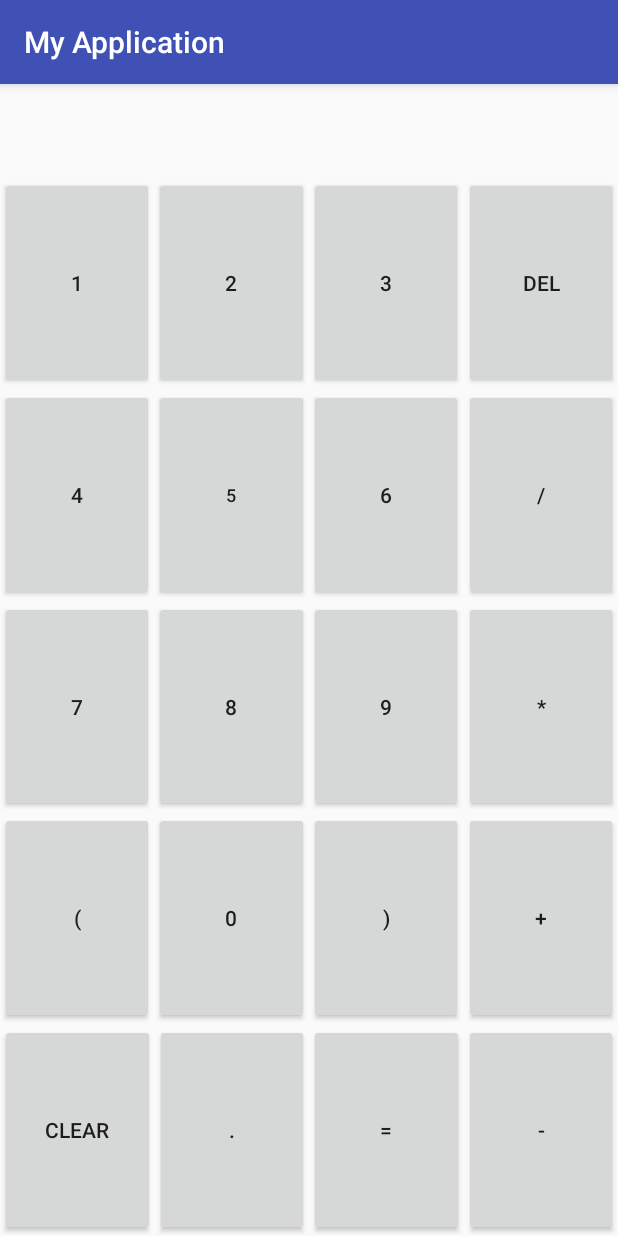
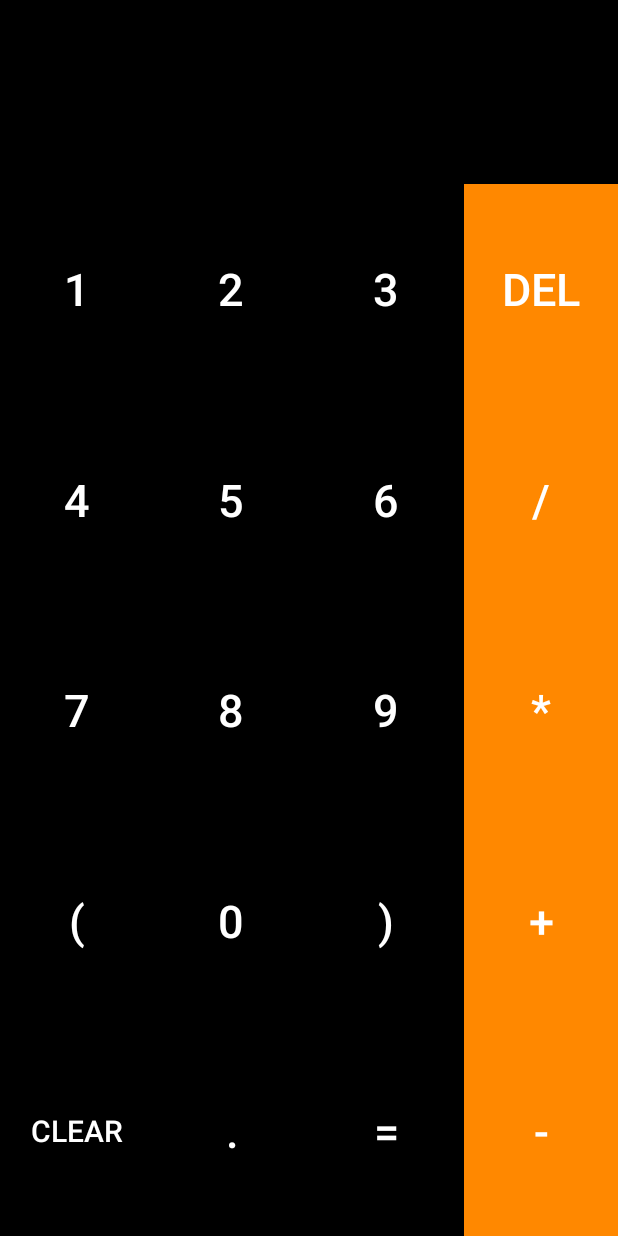
Before and after one commit to pankajchanda94/Android, an Android app: the screen it shows after launch (MainActivity), on a phone screen of 412 x 824 dp. Run offline under Robolectric (Android 15) with nearby library versions, the phone set to English and light mode, and no system bars.

Commit message:
calculatr_orange ui done, icon changed, E notation yet to be removed and scroll yet to be set to original

```diff
--- a/app/build.gradle
+++ b/app/build.gradle
@@ -5,7 +5,7 @@ android {
     buildToolsVersion "25.0.2"
     defaultConfig {
         applicationId "com.example.pcchanda.myapplication"
-        minSdkVersion 23
+        minSdkVersion 24
         targetSdkVersion 25
         versionCode 1
         versionName "1.0"
--- a/app/src/main/AndroidManifest.xml
+++ b/app/src/main/AndroidManifest.xml
@@ -6,9 +6,9 @@
         android:allowBackup="true"
         android:icon="@mipmap/ic_launcher"
         android:label="@string/app_name"
-        android:roundIcon="@mipmap/ic_launcher_round"
+        android:roundIcon="@mipmap/ic_launcher"
         android:supportsRtl="true"
-        android:theme="@style/AppTheme">
+        android:theme="@style/Calculator">
         <activity android:name=".MainActivity">
             <intent-filter>
                 <action android:name="android.intent.action.MAIN" />
--- a/app/src/main/java/com/example/pcchanda/myapplication/MainActivity.java
+++ b/app/src/main/java/com/example/pcchanda/myapplication/MainActivity.java
@@ -1,30 +1,43 @@
 package com.example.pcchanda.myapplication;
 
+import android.icu.text.DecimalFormat;
 import android.support.annotation.StringDef;
 import android.support.v7.app.AppCompatActivity;
 import android.os.Bundle;
 import android.support.v7.widget.SwitchCompat;
+import android.text.method.ScrollingMovementMethod;
+import android.util.Log;
 import android.view.View;
 import android.widget.Button;
 import android.widget.TextView;
 import android.widget.Toast;
 import android.view.View.OnClickListener;
+import com.example.pcchanda.Calculator.*;
+
 
 
 public class MainActivity extends AppCompatActivity {
 
+
+
     TextView textBox;
+
+
+    Calculator calcu ;
+    Boolean equalFlag = false;
 
     Double result = 0.0;
     appendTextToTextView textbox ;
-
     @Override
     protected void onCreate(Bundle savedInstanceState) {
         super.onCreate(savedInstanceState);
         setContentView(R.layout.activity_main);
 
         textBox = (TextView)findViewById(R.id.textBox);
+
+
         textbox = new appendTextToTextView();
+        calcu = new Calculator();
 
         Button one = (Button)findViewById(R.id.one);
         one.setOnClickListener(listner);
@@ -47,7 +60,8 @@ public class MainActivity extends AppCompatActivity {
         Button  zero = (Button)findViewById(R.id.zero);
         zero.setOnClickListener(listner);
 
-
+        Button del = (Button)findViewById(R.id.del);
+        del.setOnClickListener(listner);
         Button devide  = (Button)findViewById(R.id.devide);
         devide.setOnClickListener(listner);
         Button  multiply = (Button)findViewById(R.id.multiply);
@@ -58,6 +72,16 @@ public class MainActivity extends AppCompatActivity {
         plus.setOnClickListener(listner);
         Button equal  = (Button)findViewById(R.id.equal);
         equal.setOnClickListener(listner);
+        Button dot = (Button)findViewById(R.id.dot);
+        dot.setOnClickListener(listner);
+        Button clear = (Button)findViewById(R.id.clear);
+        clear.setOnClickListener(listner);
+
+        Button bracketOpen = (Button)findViewById(R.id.BracketOpen);
+        bracketOpen.setOnClickListener(listner);
+        Button bracketClose = (Button)findViewById(R.id.BracketClose);
+        bracketClose.setOnClickListener(listner);
+
 
        //textBox = (TextView) findViewById(R.id.textbox);
 
@@ -67,6 +91,14 @@ public class MainActivity extends AppCompatActivity {
     private  OnClickListener listner = new OnClickListener() {
         @Override
         public void onClick(View v) {
+
+
+           if(equalFlag)
+           {
+               textBox.setText("");
+               equalFlag = false;
+               textBox.setTextSize(80);
+           }
 
 
         switch (v.getId())
@@ -114,19 +146,38 @@ public class MainActivity extends AppCompatActivity {
                 textbox.append("+",textBox);
                 break;
             case R.id.equal:
+               try {
+                   /*DecimalFormat dc = new DecimalFormat();
+                   dc.setMaximumFractionDigits(5);*/
+                   textBox.setTextSize(40);
+                   equalFlag = true;
+                //   Log.d("adsfa",dc.format(calcu.Calculate(textBox.getText().toString()).toString()));
+                  Log.d("dfsd","asdfasdf");
+                   textBox.setText(calcu.Calculate(textBox.getText().toString()));
+                   textBox.setMovementMethod(new ScrollingMovementMethod());
 
-
+               }
+               catch (Exception e){
+                   Log.d("stack trace",e.toString());
+                textBox.setText("Dude enter properly");
+            }
+                //textBox.setText();
                 break;
             case R.id.del:
-
-
+                textbox.depend(textBox);
                 break;
             case R.id.dot:
                 textbox.append(".",textBox);
-
                 break;
-
-
+            case R.id.clear:
+                textBox.setText("");
+                break;
+            case R.id.BracketClose:
+                textBox.append(")");
+                break;
+            case R.id.BracketOpen:
+                textBox.append("(");
+                break;
 
         }
 
--- a/app/src/main/res/layout/activity_main.xml
+++ b/app/src/main/res/layout/activity_main.xml
@@ -4,226 +4,295 @@
     xmlns:tools="http://schemas.android.com/tools"
     android:layout_width="match_parent"
     android:layout_height="match_parent"
+    android:background="@android:color/background_dark"
     tools:context="com.example.pcchanda.myapplication.MainActivity"
-    tools:layout_editor_absoluteY="81dp"
-    tools:layout_editor_absoluteX="0dp">
+    tools:layout_editor_absoluteX="0dp"
+    tools:layout_editor_absoluteY="81dp">
 
     <TextView
         android:id="@+id/textBox"
         android:layout_width="0dp"
-        android:layout_height="54dp"
+        android:layout_height="wrap_content"
         android:layout_marginEnd="8dp"
+        android:layout_marginLeft="8dp"
+        android:layout_marginRight="8dp"
         android:layout_marginStart="8dp"
+        android:layout_marginTop="16dp"
+        android:background="@android:color/background_dark"
+        android:ellipsize="start"
         android:fontFamily="monospace"
-        android:gravity="right|center_vertical"
+        android:gravity="right"
+        android:maxLines="1"
+        android:scrollHorizontally="true"
+        android:scrollbars="horizontal"
+        android:singleLine="true"
+        android:textColor="@android:color/holo_orange_dark"
         android:textDirection="anyRtl"
-        android:textSize="30sp"
-        android:layout_marginRight="8dp"
+        android:textSize="80sp"
+        app:layout_constraintLeft_toLeftOf="parent"
         app:layout_constraintRight_toRightOf="parent"
-        android:layout_marginLeft="8dp"
-        app:layout_constraintLeft_toLeftOf="parent"
-        app:layout_constraintTop_toTopOf="parent"
-        android:layout_marginTop="8dp"
-        app:layout_constraintHorizontal_bias="0.502" />
+        app:layout_constraintTop_toTopOf="parent" />
 
     <Button
         android:id="@+id/zero"
         android:layout_width="0dp"
         android:layout_height="0dp"
+        android:background="@android:color/background_dark"
         android:text="0"
+        android:textColor="@android:color/background_light"
+        android:textColorLink="@android:color/darker_gray"
+        android:textSize="30sp"
+        app:layout_constraintBottom_toTopOf="@+id/dot"
+        app:layout_constraintLeft_toRightOf="@+id/BracketOpen"
         app:layout_constraintRight_toLeftOf="@+id/BracketClose"
-        app:layout_constraintLeft_toRightOf="@+id/BracketOpen"
-        app:layout_constraintBottom_toTopOf="@+id/dot"
         app:layout_constraintTop_toBottomOf="@+id/eight" />
 
     <Button
         android:id="@+id/dot"
         android:layout_width="0dp"
         android:layout_height="0dp"
+        android:background="@android:color/background_dark"
         android:text="."
+        android:textColor="@android:color/background_light"
+        android:textSize="30sp"
+        app:layout_constraintBottom_toBottomOf="parent"
+        app:layout_constraintLeft_toRightOf="@+id/clear"
         app:layout_constraintRight_toLeftOf="@+id/equal"
-        app:layout_constraintLeft_toRightOf="@+id/clear"
-        app:layout_constraintBottom_toBottomOf="parent"
         app:layout_constraintTop_toBottomOf="@+id/zero" />
 
     <Button
         android:id="@+id/BracketOpen"
         android:layout_width="0dp"
         android:layout_height="0dp"
+        android:background="@android:color/background_dark"
         android:text="("
+        android:textColor="@android:color/background_light"
+        android:textSize="30sp"
+        app:layout_constraintBottom_toTopOf="@+id/clear"
         app:layout_constraintLeft_toLeftOf="parent"
         app:layout_constraintRight_toLeftOf="@+id/zero"
-        app:layout_constraintBottom_toTopOf="@+id/clear"
         app:layout_constraintTop_toBottomOf="@+id/seven" />
 
     <Button
         android:id="@+id/BracketClose"
         android:layout_width="0dp"
         android:layout_height="0dp"
+        android:background="@android:color/background_dark"
         android:text=")"
+        android:textColor="@android:color/background_light"
+        android:textSize="30sp"
+        app:layout_constraintBottom_toTopOf="@+id/equal"
+        app:layout_constraintLeft_toRightOf="@+id/zero"
         app:layout_constraintRight_toLeftOf="@+id/plus"
-        app:layout_constraintLeft_toRightOf="@+id/zero"
-        app:layout_constraintBottom_toTopOf="@+id/equal"
         app:layout_constraintTop_toBottomOf="@+id/nine" />
 
     <Button
         android:id="@+id/devide"
         android:layout_width="0dp"
         android:layout_height="0dp"
+        android:background="@android:color/holo_orange_dark"
         android:text="/"
+        android:textColor="@android:color/background_light"
+        android:textSize="30sp"
+        app:layout_constraintBottom_toTopOf="@+id/multiply"
+        app:layout_constraintLeft_toRightOf="@+id/six"
         app:layout_constraintRight_toRightOf="parent"
-        app:layout_constraintLeft_toRightOf="@+id/six"
-        app:layout_constraintBottom_toTopOf="@+id/multiply"
         app:layout_constraintTop_toBottomOf="@+id/del" />
 
     <Button
         android:id="@+id/five"
         android:layout_width="0dp"
         android:layout_height="0dp"
+        android:background="@android:color/background_dark"
         android:text="5"
-        android:textSize="12sp"
+        android:textColor="@android:color/background_light"
+        android:textSize="30sp"
+        app:layout_constraintBottom_toTopOf="@+id/eight"
+        app:layout_constraintLeft_toRightOf="@+id/four"
         app:layout_constraintRight_toLeftOf="@+id/six"
-        app:layout_constraintLeft_toRightOf="@+id/four"
-        app:layout_constraintBottom_toTopOf="@+id/eight"
         app:layout_constraintTop_toBottomOf="@+id/two" />
 
     <Button
         android:id="@+id/four"
         android:layout_width="0dp"
         android:layout_height="0dp"
+        android:background="@android:color/background_dark"
         android:text="4"
+        android:textColor="@android:color/background_light"
+        android:textSize="30sp"
+        app:layout_constraintBottom_toTopOf="@+id/seven"
         app:layout_constraintLeft_toLeftOf="parent"
         app:layout_constraintRight_toLeftOf="@+id/five"
-        app:layout_constraintBottom_toTopOf="@+id/seven"
         app:layout_constraintTop_toBottomOf="@+id/one" />
+
+    <Button
+        android:id="@+id/multiply"
+        android:layout_width="0dp"
+        android:layout_height="0dp"
+        android:background="@android:color/holo_orange_dark"
+        android:text="*"
+        android:textColor="@android:color/background_light"
+        android:textSize="30sp"
+        app:layout_constraintBottom_toTopOf="@+id/plus"
+        app:layout_constraintLeft_toRightOf="@+id/nine"
+        app:layout_constraintRight_toRightOf="parent"
+        app:layout_constraintTop_toBottomOf="@+id/devide" />
 
     <Button
         android:id="@+id/six"
         android:layout_width="0dp"
         android:layout_height="0dp"
+        android:background="@android:color/background_dark"
         android:text="6"
+        android:textColor="@android:color/background_light"
+        android:textSize="30sp"
+        app:layout_constraintBottom_toTopOf="@+id/nine"
+        app:layout_constraintLeft_toRightOf="@+id/five"
         app:layout_constraintRight_toLeftOf="@+id/devide"
-        app:layout_constraintLeft_toRightOf="@+id/five"
-        app:layout_constraintBottom_toTopOf="@+id/nine"
         app:layout_constraintTop_toBottomOf="@+id/three" />
-
-    <Button
-        android:id="@+id/multiply"
-        android:layout_width="0dp"
-        android:layout_height="0dp"
-        android:text="*"
-        app:layout_constraintRight_toRightOf="parent"
-        app:layout_constraintLeft_toRightOf="@+id/nine"
-        app:layout_constraintBottom_toTopOf="@+id/plus"
-        app:layout_constraintTop_toBottomOf="@+id/devide" />
 
     <Button
         android:id="@+id/two"
         android:layout_width="0dp"
         android:layout_height="0dp"
+        android:background="@android:color/background_dark"
         android:text="2"
+        android:textColor="@android:color/background_light"
+        android:textSize="30sp"
+        app:layout_constraintBottom_toTopOf="@+id/five"
+        app:layout_constraintLeft_toRightOf="@+id/one"
         app:layout_constraintRight_toLeftOf="@+id/three"
-        app:layout_constraintLeft_toRightOf="@+id/one"
-        app:layout_constraintBottom_toTopOf="@+id/five"
         app:layout_constraintTop_toBottomOf="@+id/textBox" />
 
     <Button
         android:id="@+id/one"
         android:layout_width="0dp"
         android:layout_height="0dp"
+        android:background="@android:color/background_dark"
         android:text="1"
+        android:textColor="@android:color/background_light"
+        android:textSize="30sp"
+        app:layout_constraintBottom_toTopOf="@+id/four"
         app:layout_constraintLeft_toLeftOf="parent"
         app:layout_constraintRight_toLeftOf="@+id/two"
-        app:layout_constraintBottom_toTopOf="@+id/four"
         app:layout_constraintTop_toBottomOf="@+id/textBox" />
 
     <Button
         android:id="@+id/three"
         android:layout_width="0dp"
         android:layout_height="0dp"
+        android:background="@android:color/background_dark"
         android:text="3"
+        android:textColor="@android:color/background_light"
+        android:textSize="30sp"
+        app:layout_constraintBottom_toTopOf="@+id/six"
+        app:layout_constraintLeft_toRightOf="@+id/two"
         app:layout_constraintRight_toLeftOf="@+id/del"
-        app:layout_constraintLeft_toRightOf="@+id/two"
-        app:layout_constraintBottom_toTopOf="@+id/six"
         app:layout_constraintTop_toBottomOf="@+id/textBox" />
 
     <Button
         android:id="@+id/del"
         android:layout_width="0dp"
         android:layout_height="0dp"
+        android:background="@android:color/holo_orange_dark"
         android:text="DEL"
+        android:textColor="@android:color/background_light"
+        android:textSize="30sp"
+        app:layout_constraintBottom_toTopOf="@+id/devide"
+        app:layout_constraintLeft_toRightOf="@+id/three"
         app:layout_constraintRight_toRightOf="parent"
-        app:layout_constraintLeft_toRightOf="@+id/three"
-        app:layout_constraintTop_toBottomOf="@+id/textBox"
-        app:layout_constraintBottom_toTopOf="@+id/devide" />
+        app:layout_constraintTop_toBottomOf="@+id/textBox" />
 
     <Button
         android:id="@+id/eight"
         android:layout_width="0dp"
         android:layout_height="0dp"
+        android:background="@android:color/background_dark"
         android:text="8"
+        android:textColor="@android:color/background_light"
+        android:textSize="30sp"
+        app:layout_constraintBottom_toTopOf="@+id/zero"
+        app:layout_constraintLeft_toRightOf="@+id/seven"
         app:layout_constraintRight_toLeftOf="@+id/nine"
-        app:layout_constraintLeft_toRightOf="@+id/seven"
-        app:layout_constraintBottom_toTopOf="@+id/zero"
         app:layout_constraintTop_toBottomOf="@+id/five" />
 
     <Button
         android:id="@+id/seven"
         android:layout_width="0dp"
         android:layout_height="0dp"
+        android:background="@android:color/background_dark"
         android:text="7"
+        android:textColor="@android:color/background_light"
+        android:textSize="30sp"
+        app:layout_constraintBottom_toTopOf="@+id/BracketOpen"
         app:layout_constraintLeft_toLeftOf="parent"
         app:layout_constraintRight_toLeftOf="@+id/eight"
-        app:layout_constraintBottom_toTopOf="@+id/BracketOpen"
         app:layout_constraintTop_toBottomOf="@+id/four" />
 
     <Button
         android:id="@+id/nine"
         android:layout_width="0dp"
         android:layout_height="0dp"
+        android:background="@android:color/background_dark"
         android:text="9"
+        android:textColor="@android:color/background_light"
+        android:textSize="30sp"
+        app:layout_constraintBottom_toTopOf="@+id/BracketClose"
+        app:layout_constraintLeft_toRightOf="@+id/eight"
         app:layout_constraintRight_toLeftOf="@+id/multiply"
-        app:layout_constraintLeft_toRightOf="@+id/eight"
-        app:layout_constraintBottom_toTopOf="@+id/BracketClose"
         app:layout_constraintTop_toBottomOf="@+id/six" />
 
     <Button
         android:id="@+id/minus"
         android:layout_width="0dp"
         android:layout_height="0dp"
+        android:background="@android:color/holo_orange_dark"
         android:text="-"
+        android:textColor="@android:color/background_light"
+        android:textSize="30sp"
+        app:layout_constraintBottom_toBottomOf="parent"
+        app:layout_constraintLeft_toRightOf="@+id/equal"
         app:layout_constraintRight_toRightOf="parent"
-        app:layout_constraintLeft_toRightOf="@+id/equal"
-        app:layout_constraintBottom_toBottomOf="parent"
         app:layout_constraintTop_toBottomOf="@+id/plus" />
 
     <Button
         android:id="@+id/equal"
         android:layout_width="0dp"
         android:layout_height="0dp"
+        android:background="@android:color/background_dark"
         android:text="="
+        android:textColor="@android:color/background_light"
+        android:textSize="30sp"
+        app:layout_constraintBottom_toBottomOf="parent"
+        app:layout_constraintLeft_toRightOf="@+id/dot"
         app:layout_constraintRight_toLeftOf="@+id/minus"
-        app:layout_constraintLeft_toRightOf="@+id/dot"
-        app:layout_constraintBottom_toBottomOf="parent"
         app:layout_constraintTop_toBottomOf="@+id/BracketClose" />
 
     <Button
         android:id="@+id/plus"
         android:layout_width="0dp"
         android:layout_height="0dp"
+        android:background="@android:color/holo_orange_dark"
         android:text="+"
+        android:textColor="@android:color/background_light"
+        android:textSize="30sp"
+        app:layout_constraintBottom_toTopOf="@+id/minus"
+        app:layout_constraintLeft_toRightOf="@+id/BracketClose"
         app:layout_constraintRight_toRightOf="parent"
-        app:layout_constraintLeft_toRightOf="@+id/BracketClose"
-        app:layout_constraintBottom_toTopOf="@+id/minus"
         app:layout_constraintTop_toBottomOf="@+id/multiply" />
 
     <Button
         android:id="@+id/clear"
         android:layout_width="0dp"
         android:layout_height="0dp"
+        android:background="@android:color/background_dark"
         android:text="clear"
+        android:textColor="@android:color/background_light"
+        android:textSize="20sp"
+        app:layout_constraintBottom_toBottomOf="parent"
         app:layout_constraintLeft_toLeftOf="parent"
         app:layout_constraintRight_toLeftOf="@+id/dot"
-        app:layout_constraintBottom_toBottomOf="parent"
         app:layout_constraintTop_toBottomOf="@+id/BracketOpen" />
+
+
 </android.support.constraint.ConstraintLayout>
--- a/app/src/main/res/values/colors.xml
+++ b/app/src/main/res/values/colors.xml
@@ -1,6 +1,8 @@
 <?xml version="1.0" encoding="utf-8"?>
 <resources>
     <color name="colorPrimary">#3F51B5</color>
-    <color name="colorPrimaryDark">#303F9F</color>
-    <color name="colorAccent">#FF4081</color>
+    <color name="colorPrimaryDark">#000000</color>
+    <color name="colorAccent">#ff4081</color>
+    <color name="foreground_material_light">#000000</color>
+    <color name="accent_material_light">#009688</color>
 </resources>
--- a/app/src/main/res/values/strings.xml
+++ b/app/src/main/res/values/strings.xml
@@ -1,3 +1,3 @@
 <resources>
-    <string name="app_name">My Application</string>
+    <string name="app_name">PCCalculator</string>
 </resources>
--- a/app/src/main/res/values/styles.xml
+++ b/app/src/main/res/values/styles.xml
@@ -1,11 +1,16 @@
 <resources>
 
     <!-- Base application theme. -->
-    <style name="AppTheme" parent="Theme.AppCompat.Light.DarkActionBar">
+    <style name="AppTheme" parent="Theme.AppCompat.DayNight.NoActionBar">
         <!-- Customize your theme here. -->
         <item name="colorPrimary">@color/colorPrimary</item>
         <item name="colorPrimaryDark">@color/colorPrimaryDark</item>
         <item name="colorAccent">@color/colorAccent</item>
     </style>
 
+    <style name="Calculator" parent="Theme.AppCompat.DayNight.NoActionBar" >
+        <item name="colorPrimaryDark">@color/colorPrimaryDark</item>
+
+    </style>
+
 </resources>
```
Also changed, not shown: app/src/main/java/com/example/pcchanda/Calculator/Calculator.java (added, +33 -0 lines), app/src/main/java/com/example/pcchanda/Calculator/Num_String_to_stack.java (added, +58 -0 lines), app/src/main/java/com/example/pcchanda/Calculator/Stack_inverter.java (added, +29 -0 lines), app/src/main/java/com/example/pcchanda/Calculator/calculate_postfix.java (added, +64 -0 lines), app/src/main/java/com/example/pcchanda/Calculator/post_to_infix.java (added, +104 -0 lines), app/src/main/java/com/example/pcchanda/myapplication/appendTextToTextView.java (+11 -1 lines), app/src/main/ic_launcher-web.png (added), app/src/main/res/mipmap-hdpi/ic_launcher.png, app/src/main/res/mipmap-mdpi/ic_launcher.png, app/src/main/res/mipmap-xhdpi/ic_launcher.png, app/src/main/res/mipmap-xxhdpi/ic_launcher.png, app/src/main/res/mipmap-xxxhdpi/ic_launcher.png, 1 other file.
